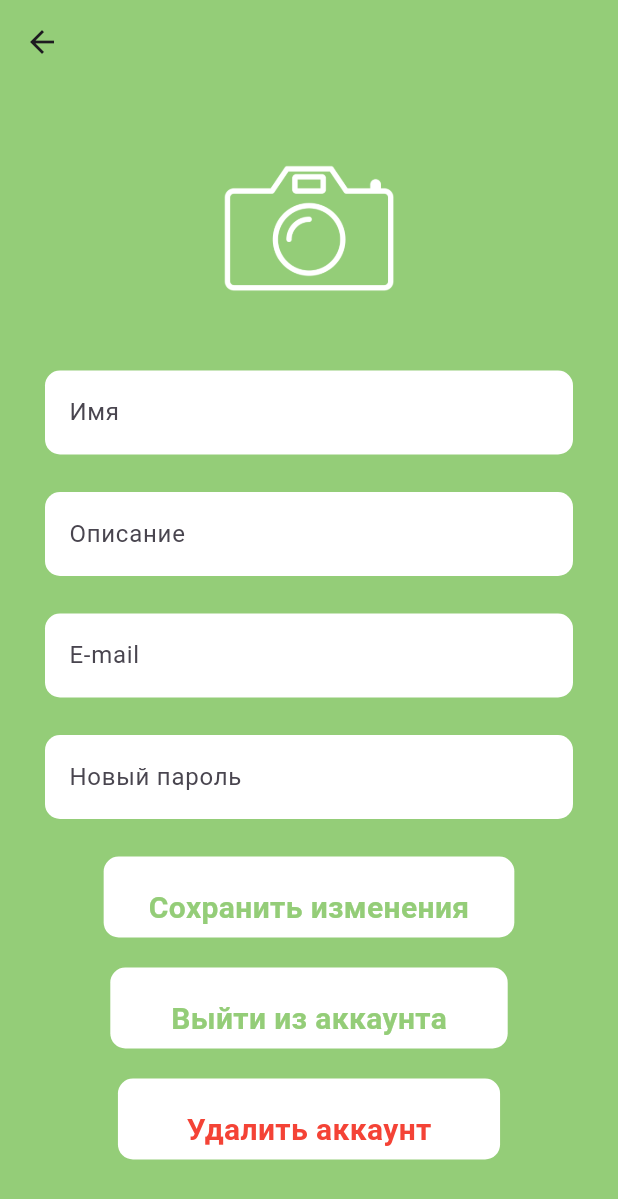
After one commit to aanazhi/CookHub, a Flutter app: the SettingsScreen screen opened directly, on a phone screen of 412 x 824 dp. The commit adds this screen. Shown: the top 1199 px of the screen. Run offline on Flutter 3.47's test engine with Material 3 defaults, Android fonts, the phone set to English and light mode, and no system bars; our stand-ins replace pocketbase; missing offline and left inert: cook; network calls fail; statements that could not run were skipped.

Commit message:
Added new pages

```diff
--- a/lib/main.dart
+++ b/lib/main.dart
@@ -1,8 +1,8 @@
 //import 'package:flutter/foundation.dart';
 import 'package:flutter/material.dart';
-import 'package:pocketbase/pocketbase.dart';
-import 'dart:convert';
-import 'registration.dart';
+//import 'package:pocketbase/pocketbase.dart';
+//import 'dart:convert';
+//import 'registration.dart';
 import 'enter.dart';
 //import 'package:http/http.dart' as http;
 
--- /dev/null
+++ b/lib/service/PocketbaseService.dart
@@ -0,0 +1,17 @@
+import 'package:pocketbase/pocketbase.dart';
+
+class PocketBaseService {
+  static final PocketBaseService _singleton = PocketBaseService._internal();
+
+  factory PocketBaseService() {
+    return _singleton;
+  }
+
+  static PocketBase get() {
+    return pb;
+  }
+
+  PocketBaseService._internal();
+
+  static final PocketBase pb = PocketBase('http://45.135.164.29:8080');
+}
--- /dev/null
+++ b/lib/settingsScreen.dart
@@ -0,0 +1,285 @@
+import 'package:cook/enter.dart';
+import 'package:cook/mainPage.dart';
+import 'package:cook/service/PocketbaseService.dart';
+import 'package:flutter/material.dart';
+import 'package:pocketbase/pocketbase.dart';
+
+
+
+class SettingsScreen extends StatefulWidget {
+  const SettingsScreen({super.key});
+
+  @override
+  _SettingsScreenState createState() => _SettingsScreenState();
+}
+
+class _SettingsScreenState extends State<SettingsScreen> {
+
+  final TextEditingController _nameController = TextEditingController();
+  final TextEditingController _aboutController = TextEditingController();
+  final TextEditingController _emailController = TextEditingController();
+  final TextEditingController _passwordController = TextEditingController();
+
+
+
+  @override
+  void initState() {
+    super.initState();
+    _initializeName();
+    _initializeAbout();
+    _initializeEmail();
+
+  }
+
+  static const colorNew = Color.fromARGB(255, 148, 205, 120);
+
+  final pb = PocketBaseService.pb;
+
+
+    void _navigateToRegistrationPage(BuildContext context) {
+    Navigator.push(
+    context,
+    MaterialPageRoute(builder: (context) => MyHomePage()),
+    );
+  }
+
+    Future<void> _initializeName() async {
+    String name = await getName();
+    setState(() {
+      _nameController.text = name;
+    });
+  }
+
+   Future<String> getName() async {
+    print(pb.authStore.model);
+    final record =  await pb.collection('users').getOne(pb.authStore.model.id);
+    //await pb.collection('users').delete(pb.authStore.model.id); // удаление пользователя
+    // final records = await pb.collection('recipes').getFullList( // рецепты
+    // sort: '-created',
+    // );
+    // print(records.length);
+    final name = record.getDataValue<String>('name');
+    return name;
+  }
+
+
+  Future<void> _initializeAbout() async {
+    String about = await getAbout();
+    setState(() {
+      _aboutController.text = about;
+    });
+  }
+
+
+
+
+  Future<String> getAbout() async {
+    print(pb.authStore.model);
+    final record =  await pb.collection('users').getOne(pb.authStore.model.id);
+    //await pb.collection('users').delete(pb.authStore.model.id); // удаление пользователя
+    // final records = await pb.collection('recipes').getFullList( // рецепты
+    // sort: '-created',
+    // );
+    // print(records.length);
+    final about = record.getDataValue<String>('about');
+    return about;
+  }
+
+
+  Future<void> _initializeEmail() async {
+    String email = await getEmail();
+    setState(() {
+      _emailController.text = email;
+    });
+  }
+
+   Future<String> getEmail() async {
+    print(pb.authStore.model);
+    final record =  await pb.collection('users').getOne(pb.authStore.model.id);
+    //await pb.collection('users').delete(pb.authStore.model.id); // удаление пользователя
+    // final records = await pb.collection('recipes').getFullList( // рецепты
+    // sort: '-created',
+    // );
+    // print(records.length);
+    final email = record.getDataValue<String>('email');
+    return email;
+  }
+
+
+
+
+
+
+    Future<bool> deleteUser() async {
+    print(pb.authStore.model);
+    final record =  await pb.collection('users').delete(pb.authStore.model.id); // удаление пользователя
+    // final records = await pb.collection('recipes').getFullList( // рецепты
+    // sort: '-created',
+    // );
+    // print(records.length);
+
+    return true;
+  }
+
+
+  Widget build(BuildContext context) {
+    return Scaffold(
+      appBar: AppBar(
+        backgroundColor: Colors.transparent,
+        elevation: 0,
+        leading: IconButton(
+          icon: const Icon(Icons.arrow_back),
+          onPressed: () => Navigator.of(context).pop(), // Возврат на предыдущий экран
+        ),
+      ),
+        body: Center(
+          child: SingleChildScrollView(
+            child: Column(
+              mainAxisAlignment: MainAxisAlignment.center,
+              children: <Widget>[
+                Image.asset("assets/png/camera.png", width: 200, height: 150, color: Colors.white,),
+                //const SizedBox(height: 10),
+                Padding(
+                  padding: const EdgeInsets.fromLTRB(30, 20, 30, 5),
+                  child: TextField(
+                    controller: _nameController,
+                    keyboardType: TextInputType.name,
+                    decoration: InputDecoration(
+                      hintText: 'Имя',
+                      fillColor: Colors.white,
+                      filled: true,
+                      border: OutlineInputBorder(
+                        borderRadius: BorderRadius.circular(10),
+                        borderSide: BorderSide.none,
+                      ),
+                    ),
+                  ),
+                ),
+                Padding(
+                  padding: const EdgeInsets.fromLTRB(30, 20, 30, 5),
+                  child: TextField(
+                    controller: _aboutController,
+                    keyboardType: TextInputType.text,
+                    decoration: InputDecoration(
+                      hintText: 'Описание',
+                      fillColor: Colors.white,
+                      filled: true,
+                      border: OutlineInputBorder(
+                        borderRadius: BorderRadius.circular(10),
+                        borderSide: BorderSide.none,
+                      ),
+                    ),
+                  ),
+                ),
+                Padding(
+                  padding: const EdgeInsets.fromLTRB(30, 20, 30, 5),
+                  child: TextField(
+                    controller: _emailController,
+                    keyboardType: TextInputType.emailAddress,
+                    decoration: InputDecoration(
+                      hintText: 'E-mail',
+                      fillColor: Colors.white,
+                      filled: true,
+                      border: OutlineInputBorder(
+                        borderRadius: BorderRadius.circular(10),
+                        borderSide: BorderSide.none,
+                      ),
+                    ),
+                  ),
+                ),
+                Padding(
+                  padding: const EdgeInsets.fromLTRB(30, 20, 30, 5),
+                  child: TextField(
+                    controller: _passwordController,
+                    keyboardType: TextInputType.visiblePassword,
+                    decoration: InputDecoration(
+                      hintText: 'Новый пароль',
+                      fillColor: Colors.white,
+                      filled: true,
+                      border: OutlineInputBorder(
+                        borderRadius: BorderRadius.circular(10),
+                        borderSide: BorderSide.none,
+                      ),
+                    ),
+                  ),
+                ),
+                const SizedBox(height: 20),
+                GestureDetector(
+                  onTap: () {
+                  _navigateToRegistrationPage(context);
+                  },
+                  child: Container(
+                    padding: const EdgeInsets.fromLTRB(30, 20, 30, 5),
+                    decoration: BoxDecoration(
+                      color: Colors.white,
+                        borderRadius: BorderRadius.circular(10.0),
+                      ),
+                      child: const Text("Сохранить изменения",
+                        style: TextStyle(
+                          color: colorNew,
+                          fontSize: 20,
+                          fontWeight: FontWeight.bold,
+                        ),),
+                  )
+
+                ),
+                const SizedBox(height: 20),
+                GestureDetector(
+                  onTap: () {
+                  _navigateToRegistrationPage(context);
+                  },
+                  child: Container(
+                    padding: const EdgeInsets.fromLTRB(30, 20, 30, 5),
+                    decoration: BoxDecoration(
+                      color: Colors.white,
+                        borderRadius: BorderRadius.circular(10.0),
+                      ),
+                      child: const Text("  Выйти из аккаунта  ",
+                        style: TextStyle(
+                          color: colorNew,
+                          fontSize: 20,
+                          fontWeight: FontWeight.bold,
+                        ),),
+                  )
+
+                ),
+
+                const SizedBox(height: 20),
+                GestureDetector(
+                onTap: () async {
+                  bool success = await deleteUser();
+                  if (success) {
+                    ScaffoldMessenger.of(context).showSnackBar(
+                      const SnackBar(content: Text('Аккаунт успешно удален')),
+                    );
+                    _navigateToRegistrationPage(context);
+                  } else {
+                    ScaffoldMessenger.of(context).showSnackBar(
+                      const SnackBar(content: Text('Ошибка при удалении аккаунта')),
+                    );
+                  }
+                },
+                child: Container(
+                  padding: const EdgeInsets.fromLTRB(30, 20, 30, 5),
+                  decoration: BoxDecoration(
+                    color: Colors.white,
+                    borderRadius: BorderRadius.circular(10.0),
+                  ),
+                  child: const Text(
+                    "   Удалить аккаунт   ",
+                    style: TextStyle(
+                      color: Colors.red,
+                      fontSize: 20,
+                      fontWeight: FontWeight.bold,
+                    ),
+                  ),
+                ),
+              ),
+                const SizedBox(height: 30),
+              ],
+            ),
+          ),
+        ),
+      );
+  }
+}
```
Also changed, not shown: lib/enter.dart (+5 -5 lines), lib/mainPage.dart (added, +335 -0 lines), lib/registration.dart (+7 -7 lines), assets/png/camera.png (added), assets/png/chef_hat.png (added), assets/png/cooking.png (added).
